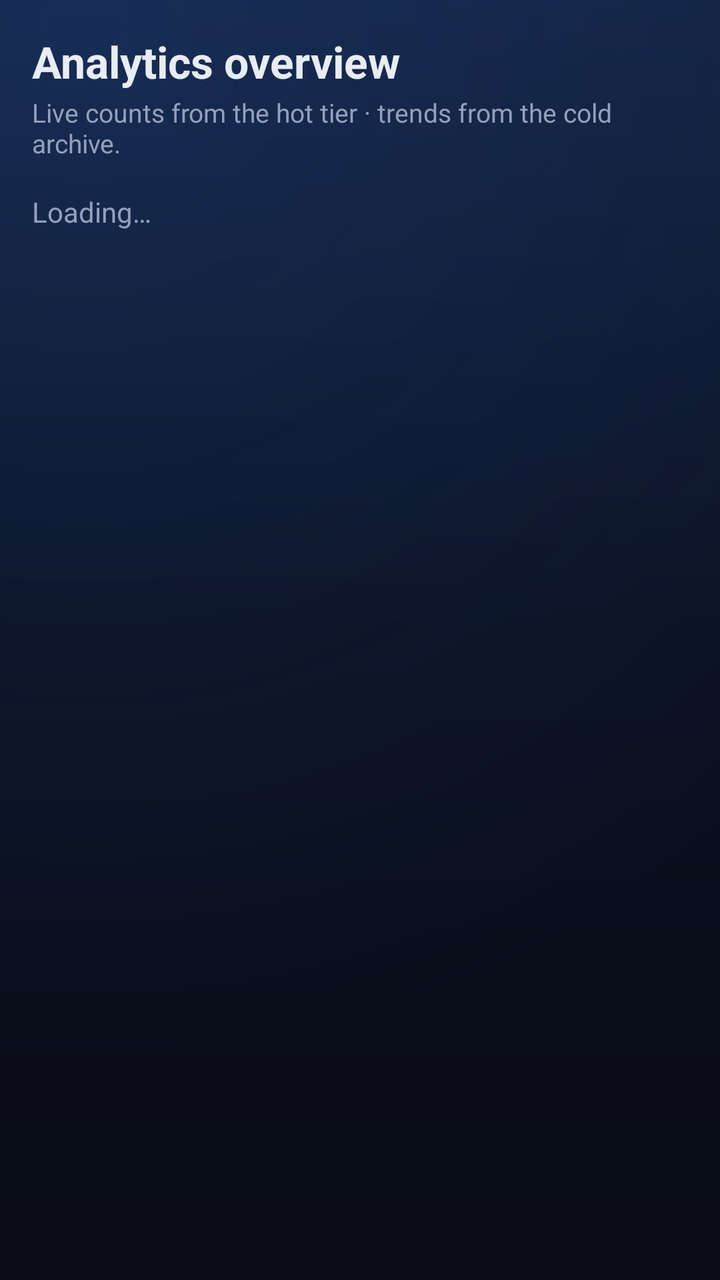
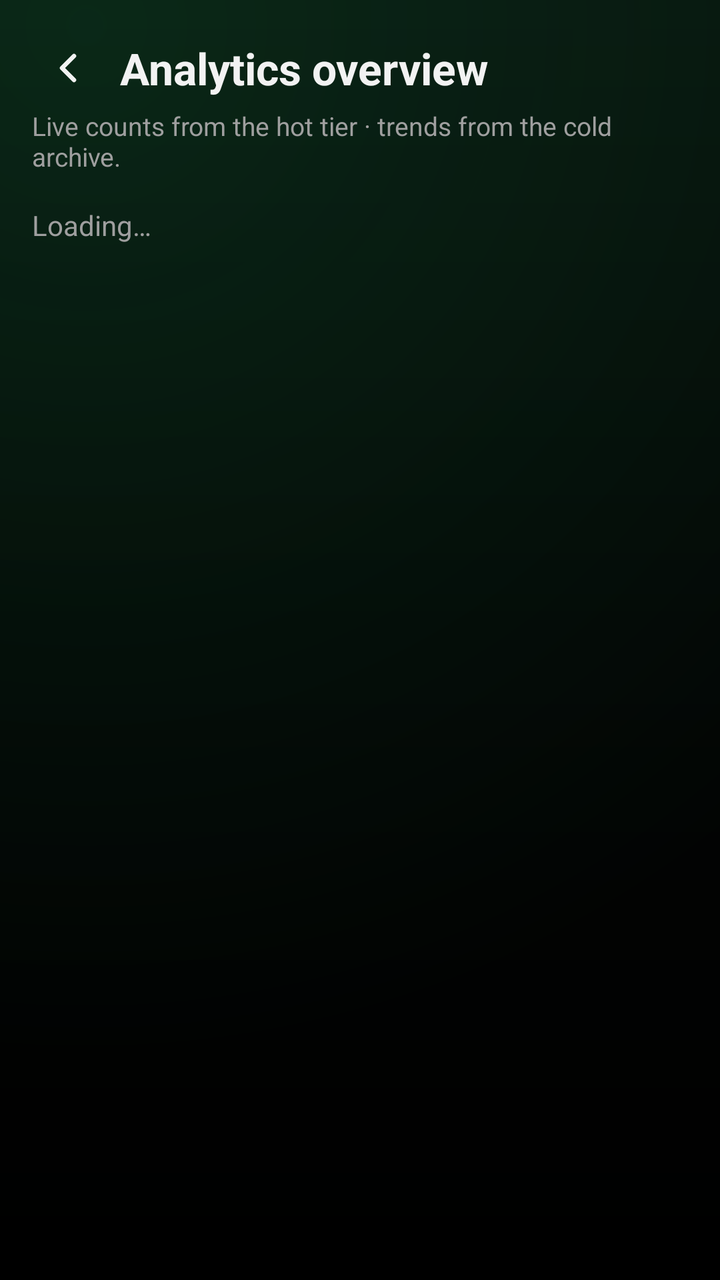

Before-and-after screenshots of an Android layout around one commit, followed by the original layout XML and the change that was made.
<!-- AndroidManifest.xml: application theme Theme.CyberShield -->
<!-- res/layout/activity_overview.xml -->
<?xml version="1.0" encoding="utf-8"?>
<androidx.core.widget.NestedScrollView xmlns:android="http://schemas.android.com/apk/res/android"
    android:layout_width="match_parent"
    android:layout_height="match_parent"
    android:fillViewport="true">

    <LinearLayout
        android:layout_width="match_parent"
        android:layout_height="wrap_content"
        android:orientation="vertical"
        android:padding="16dp">

        <TextView
            android:layout_width="wrap_content"
            android:layout_height="wrap_content"
            android:text="Analytics overview"
            android:textColor="@color/text"
            android:textSize="22sp"
            android:textStyle="bold" />

        <TextView
            android:layout_width="match_parent"
            android:layout_height="wrap_content"
            android:layout_marginTop="2dp"
            android:textColor="@color/muted"
            android:textSize="13sp"
            android:text="Live counts from the hot tier · trends from the cold archive." />

        <TextView
            android:id="@+id/empty"
            android:layout_width="match_parent"
            android:layout_height="wrap_content"
            android:layout_marginTop="16dp"
            android:textColor="@color/muted"
            android:text="Loading…" />

        <LinearLayout
            android:id="@+id/tilesRow1"
            android:layout_width="match_parent"
            android:layout_height="wrap_content"
            android:layout_marginTop="14dp"
            android:orientation="horizontal"
            android:baselineAligned="false"
            android:visibility="gone">

            <com.google.android.material.card.MaterialCardView style="@style/DashCard" android:layout_marginEnd="6dp">
                <LinearLayout android:layout_width="match_parent" android:layout_height="wrap_content"
                    android:orientation="vertical" android:padding="14dp">
                    <TextView android:id="@+id/vTotal" android:layout_width="wrap_content"
                        android:layout_height="wrap_content" android:text="0"
                        android:textColor="@color/text" android:textSize="24sp" android:textStyle="bold" />
                    <TextView android:layout_width="wrap_content" android:layout_height="wrap_content"
                        android:text="total analyses" android:textColor="@color/muted" android:textSize="12sp" />
                </LinearLayout>
            </com.google.android.material.card.MaterialCardView>

            <com.google.android.material.card.MaterialCardView style="@style/DashCard" android:layout_marginStart="6dp">
                <LinearLayout android:layout_width="match_parent" android:layout_height="wrap_content"
                    android:orientation="vertical" android:padding="14dp">
                    <TextView android:id="@+id/v7d" android:layout_width="wrap_content"
                        android:layout_height="wrap_content" android:text="0"
                        android:textColor="@color/text" android:textSize="24sp" android:textStyle="bold" />
                    <TextView android:layout_width="wrap_content" android:layout_height="wrap_content"
                        android:text="last 7 days" android:textColor="@color/muted" android:textSize="12sp" />
                </LinearLayout>
            </com.google.android.material.card.MaterialCardView>
        </LinearLayout>

        <LinearLayout
            android:id="@+id/tilesRow2"
            android:layout_width="match_parent"
            android:layout_height="wrap_content"
            android:layout_marginTop="12dp"
            android:orientation="horizontal"
            android:baselineAligned="false"
            android:visibility="gone">

            <com.google.android.material.card.MaterialCardView style="@style/DashCard" android:layout_marginEnd="6dp">
                <LinearLayout android:layout_width="match_parent" android:layout_height="wrap_content"
                    android:orientation="vertical" android:padding="14dp">
                    <TextView android:id="@+id/vPending" android:layout_width="wrap_content"
                        android:layout_height="wrap_content" android:text="0"
                        android:textColor="@color/risk_suspicious" android:textSize="24sp" android:textStyle="bold" />
                    <TextView android:layout_width="wrap_content" android:layout_height="wrap_content"
                        android:text="reports pending" android:textColor="@color/muted" android:textSize="12sp" />
                </LinearLayout>
            </com.google.android.material.card.MaterialCardView>

            <com.google.android.material.card.MaterialCardView style="@style/DashCard" android:layout_marginStart="6dp">
                <LinearLayout android:layout_width="match_parent" android:layout_height="wrap_content"
                    android:orientation="vertical" android:padding="14dp">
                    <TextView android:id="@+id/vConfirmed" android:layout_width="wrap_content"
                        android:layout_height="wrap_content" android:text="0"
                        android:textColor="@color/risk_malicious" android:textSize="24sp" android:textStyle="bold" />
                    <TextView android:layout_width="wrap_content" android:layout_height="wrap_content"
                        android:text="reports confirmed" android:textColor="@color/muted" android:textSize="12sp" />
                </LinearLayout>
            </com.google.android.material.card.MaterialCardView>
        </LinearLayout>

        <LinearLayout
            android:id="@+id/sections"
            android:layout_width="match_parent"
            android:layout_height="wrap_content"
            android:orientation="vertical" />

    </LinearLayout>
</androidx.core.widget.NestedScrollView>
<!-- resources referenced by this layout -->
<resources>
  <color name="muted">#93A0BC</color>
  <color name="risk_malicious">#F87171</color>
  <color name="risk_suspicious">#FDE047</color>
  <color name="text">#E7ECF5</color>
  <style name="DashCard" parent="Widget.Material3.CardView.Filled">
          <item name="android:layout_width">0dp</item>
          <item name="android:layout_height">wrap_content</item>
          <item name="android:layout_weight">1</item>
          <item name="cardBackgroundColor">@color/glass</item>
          <item name="strokeColor">@color/glass_edge</item>
          <item name="strokeWidth">1dp</item>
          <item name="cardCornerRadius">18dp</item>
          <item name="cardElevation">0dp</item>
      </style>
  <style name="Theme.CyberShield" parent="Theme.Material3.DynamicColors.DayNight">
          <item name="colorPrimary">@color/sky</item>
          <item name="android:colorBackground">@color/ink</item>
          <item name="android:windowBackground">@drawable/bg_gradient</item>
          <item name="android:statusBarColor">@color/bg_b</item>
          <item name="android:navigationBarColor">@color/bg_c</item>
          <item name="android:windowLightStatusBar">false</item>
      </style>
  <color name="glass">#14FFFFFF</color>
  <color name="glass_edge">#33FFFFFF</color>
  <color name="sky">#38BDF8</color>
  <color name="ink">#0B1020</color>
  <!-- drawable bg_gradient (drawable) -->
  <?xml version="1.0" encoding="utf-8"?>
  <layer-list xmlns:android="http://schemas.android.com/apk/res/android">
      <item>
          <shape android:shape="rectangle">
              <gradient
                  android:type="linear"
                  android:angle="120"
                  android:startColor="@color/bg_a"
                  android:centerColor="@color/bg_b"
                  android:endColor="@color/bg_c" />
          </shape>
      </item>
      <item>
          <shape android:shape="rectangle">
              <gradient
                  android:type="radial"
                  android:gradientRadius="520dp"
                  android:centerX="0.12" android:centerY="0.02"
                  android:startColor="#2A2E6FCF"
                  android:endColor="#00000000" />
          </shape>
      </item>
  </layer-list>
  <color name="bg_b">#0B1020</color>
  <color name="bg_c">#090C16</color>
  <color name="bg_a">#12203E</color>
</resources>

<!-- the commit's change to res/layout/activity_overview.xml (unified diff, before → after) -->
@@ -10,13 +10,33 @@
         android:orientation="vertical"
         android:padding="16dp">
 
-        <TextView
-            android:layout_width="wrap_content"
+        <LinearLayout
+            android:layout_width="match_parent"
             android:layout_height="wrap_content"
-            android:text="Analytics overview"
-            android:textColor="@color/text"
-            android:textSize="22sp"
-            android:textStyle="bold" />
+            android:orientation="horizontal"
+            android:gravity="center_vertical">
+
+            <ImageView
+                android:id="@+id/btnBack"
+                android:layout_width="36dp"
+                android:layout_height="36dp"
+                android:padding="6dp"
+                android:src="@drawable/ic_back"
+                android:tint="@color/text"
+                android:background="?attr/selectableItemBackgroundBorderless"
+                android:clickable="true"
+                android:focusable="true"
+                android:contentDescription="Back"
+                android:layout_marginEnd="8dp" />
+
+            <TextView
+                android:layout_width="wrap_content"
+                android:layout_height="wrap_content"
+                android:text="Analytics overview"
+                android:textColor="@color/text"
+                android:textSize="22sp"
+                android:textStyle="bold" />
+        </LinearLayout>
 
         <TextView
             android:layout_width="match_parent"
<!-- resource entries referenced after the edit -->
@@ -1,9 +1,23 @@
 <!-- resources referenced by this layout -->
 <resources>
-  <color name="muted">#93A0BC</color>
-  <color name="risk_malicious">#F87171</color>
-  <color name="risk_suspicious">#FDE047</color>
-  <color name="text">#E7ECF5</color>
+  <color name="muted">#9F9F9F</color>
+  <color name="risk_malicious">#E5484D</color>
+  <color name="risk_suspicious">#F5C451</color>
+  <color name="text">#F2F2F2</color>
+  <!-- drawable ic_back (drawable) -->
+  <vector xmlns:android="http://schemas.android.com/apk/res/android"
+      android:width="24dp"
+      android:height="24dp"
+      android:viewportWidth="24"
+      android:viewportHeight="24">
+      <path
+          android:strokeColor="#FFFFFFFF"
+          android:strokeWidth="2.2"
+          android:strokeLineCap="round"
+          android:strokeLineJoin="round"
+          android:fillColor="#00000000"
+          android:pathData="M15,18l-6,-6 6,-6" />
+  </vector>
   <style name="DashCard" parent="Widget.Material3.CardView.Filled">
           <item name="android:layout_width">0dp</item>
           <item name="android:layout_height">wrap_content</item>
@@ -14,18 +28,21 @@
           <item name="cardCornerRadius">18dp</item>
           <item name="cardElevation">0dp</item>
       </style>
-  <style name="Theme.CyberShield" parent="Theme.Material3.DynamicColors.DayNight">
+  <style name="Theme.CyberShield" parent="Theme.Material3.DynamicColors.DayNight.NoActionBar">
           <item name="colorPrimary">@color/sky</item>
           <item name="android:colorBackground">@color/ink</item>
           <item name="android:windowBackground">@drawable/bg_gradient</item>
           <item name="android:statusBarColor">@color/bg_b</item>
           <item name="android:navigationBarColor">@color/bg_c</item>
           <item name="android:windowLightStatusBar">false</item>
+          <item name="windowActionBar">false</item>
+          <item name="windowNoTitle">true</item>
+          <item name="android:windowAnimationStyle">@style/SecureMeWindowAnim</item>
       </style>
-  <color name="glass">#14FFFFFF</color>
-  <color name="glass_edge">#33FFFFFF</color>
-  <color name="sky">#38BDF8</color>
-  <color name="ink">#0B1020</color>
+  <color name="glass">#F20E0E0E</color>
+  <color name="glass_edge">#1F1F1F</color>
+  <color name="sky">#1BD671</color>
+  <color name="ink">#050505</color>
   <!-- drawable bg_gradient (drawable) -->
   <?xml version="1.0" encoding="utf-8"?>
   <layer-list xmlns:android="http://schemas.android.com/apk/res/android">
@@ -45,13 +62,19 @@
                   android:type="radial"
                   android:gradientRadius="520dp"
                   android:centerX="0.12" android:centerY="0.02"
-                  android:startColor="#2A2E6FCF"
+                  android:startColor="#1F1BD671"
                   android:endColor="#00000000" />
           </shape>
       </item>
   </layer-list>
-  <color name="bg_b">#0B1020</color>
-  <color name="bg_c">#090C16</color>
-  <color name="bg_a">#12203E</color>
+  <color name="bg_b">#030504</color>
+  <color name="bg_c">#000000</color>
+  <style name="SecureMeWindowAnim" parent="@android:style/Animation.Activity">
+          <item name="android:activityOpenEnterAnimation">@anim/screen_open_enter</item>
+          <item name="android:activityOpenExitAnimation">@anim/screen_open_exit</item>
+          <item name="android:activityCloseEnterAnimation">@anim/screen_close_enter</item>
+          <item name="android:activityCloseExitAnimation">@anim/screen_close_exit</item>
+      </style>
+  <color name="bg_a">#07100B</color>
 </resources>
 
